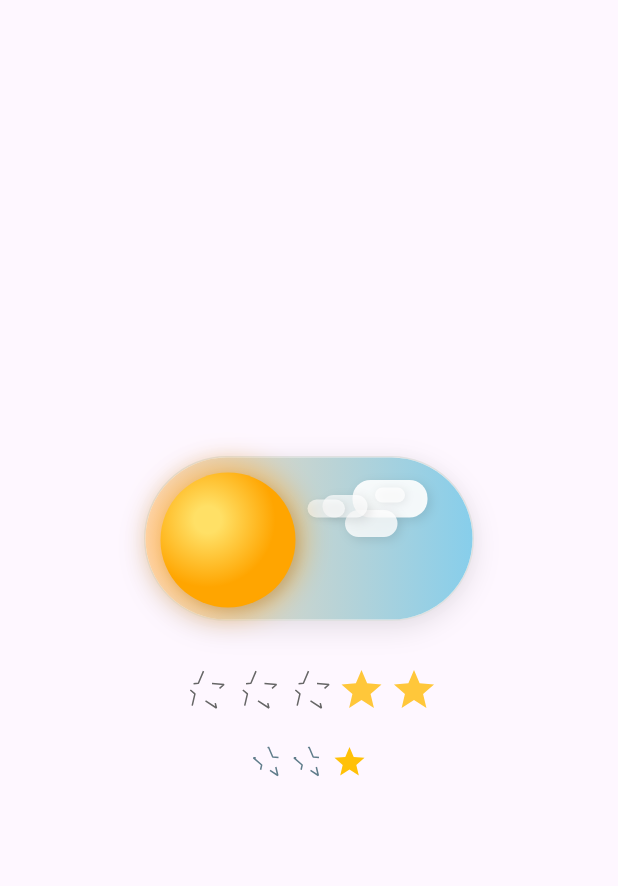
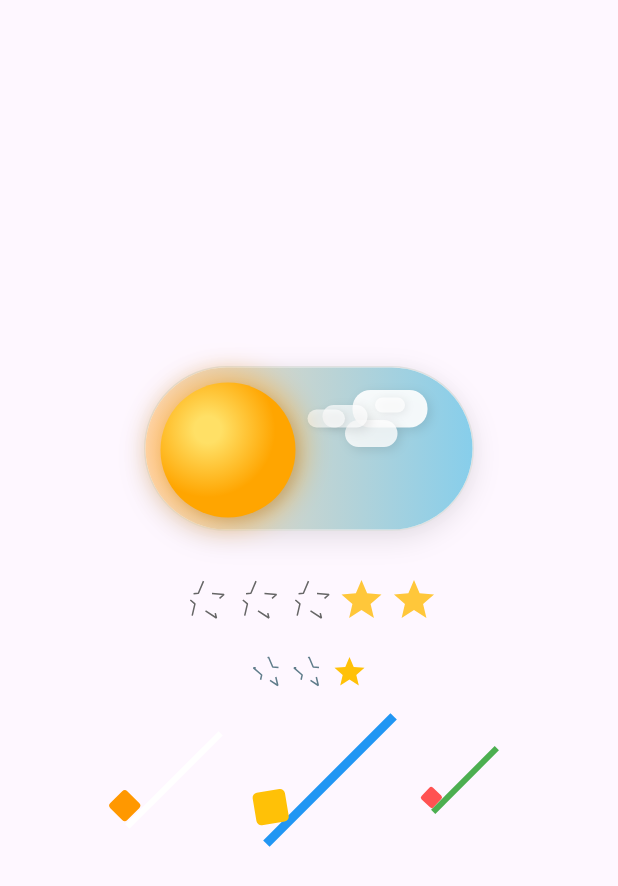
Before and after one commit to HESHAMKAMAll/custom_switch, a Flutter app: the screen it shows after launch, on a phone screen of 412 x 824 dp. Shown: the top 886 px of the screen. Run offline on Flutter 3.47's test engine with Material 3 defaults, Android fonts, the phone set to English and light mode, and no system bars.

Commit message:
Rolling Loader Added

````diff
--- /dev/null
+++ b/lib/custom_loader.dart
@@ -0,0 +1,202 @@
+import 'package:flutter/material.dart';
+import 'dart:math' as math;
+
+/// A custom rolling loader animation ported from CSS to Flutter.
+///
+/// This widget displays an animated orange square that rolls along a diagonal line,
+/// recreating the exact animation from the original CSS.
+///
+/// Example usage:
+/// ```dart
+/// RollingLoader(
+///   size: 88.0,
+///   lineColor: Colors.white,
+///   squareColor: Colors.orange,
+/// )
+/// ```
+class RollingLoader extends StatefulWidget {
+  /// The overall size of the loader in logical pixels.
+  final double size;
+
+  /// The color of the diagonal line.
+  final Color lineColor;
+
+  /// The color of the rolling square.
+  final Color squareColor;
+
+  /// The width of the diagonal line.
+  final double lineWidth;
+
+  /// The duration of one complete animation cycle.
+  final Duration duration;
+
+  /// Creates a rolling loader animation.
+  ///
+  /// [size] defaults to 88.0 (equivalent to 5.5em at 16px).
+  /// [lineColor] defaults to white.
+  /// [squareColor] defaults to orange.
+  /// [lineWidth] defaults to 4.0.
+  /// [duration] defaults to 2500 milliseconds.
+  const RollingLoader({
+    Key? key,
+    this.size = 88.0,
+    this.lineColor = Colors.white,
+    this.squareColor = Colors.orange,
+    this.lineWidth = 4.0,
+    this.duration = const Duration(milliseconds: 2500),
+  }) : super(key: key);
+
+  @override
+  _RollingLoaderState createState() => _RollingLoaderState();
+}
+
+class _RollingLoaderState extends State<RollingLoader> with SingleTickerProviderStateMixin {
+  late AnimationController _controller;
+
+  // Create cubic bezier curve to match the CSS cubic-bezier(.79, 0, .47, .97)
+  late final Curve _customCurve = Cubic(0.79, 0.0, 0.47, 0.97);
+
+  @override
+  void initState() {
+    super.initState();
+    _controller = AnimationController(
+      duration: widget.duration,
+      vsync: this,
+    );
+    _controller.repeat();
+  }
+
+  @override
+  void didUpdateWidget(RollingLoader oldWidget) {
+    super.didUpdateWidget(oldWidget);
+    if (oldWidget.duration != widget.duration) {
+      _controller.duration = widget.duration;
+    }
+  }
+
+  @override
+  void dispose() {
+    _controller.dispose();
+    super.dispose();
+  }
+
+  @override
+  Widget build(BuildContext context) {
+    // Calculate the square size as a proportion of the overall size
+    final double squareSize = widget.size / 5.5;
+
+    return RepaintBoundary(
+      child: SizedBox(
+        width: widget.size,
+        height: widget.size,
+        child: Stack(
+          clipBehavior: Clip.none, // Allow square to move outside the boundaries
+          children: [
+            // The diagonal line (equivalent to :before)
+            Positioned.fill(
+              child: Center(
+                child: Transform.rotate(
+                  angle: 45 * math.pi / 180, // 45 degrees in radians
+                  child: Container(
+                    height: widget.size,
+                    width: widget.lineWidth,
+                    color: widget.lineColor,
+                  ),
+                ),
+              ),
+            ),
+            // The orange square (equivalent to :after)
+            AnimatedBuilder(
+              animation: _controller,
+              builder: (context, child) {
+                final curvedValue = _customCurve.transform(_controller.value);
+                final transform = _getRollingTransform(curvedValue, widget.size, squareSize);
+
+                return Positioned(
+                  left: 0.036 * widget.size, // 0.2em equivalent
+                  bottom: 0.033 * widget.size, // 0.18em equivalent
+                  child: Transform(
+                    alignment: Alignment.center,
+                    transform: transform,
+                    child: child,
+                  ),
+                );
+              },
+              child: Container(
+                width: squareSize,
+                height: squareSize,
+                decoration: BoxDecoration(
+                  color: widget.squareColor,
+                  borderRadius: BorderRadius.circular(squareSize * 0.15), // 15% border radius
+                ),
+              ),
+            ),
+          ],
+        ),
+      ),
+    );
+  }
+
+  /// Helper method to replicate the CSS animation keyframes
+  Matrix4 _getRollingTransform(double animationValue, double totalSize, double squareSize) {
+    // Keyframes based on the original CSS animation - using non-const map with int keys
+    final keyframes = {
+      0: {'x': 0.0, 'y': -1.0, 'rotate': -45.0},
+      5: {'x': 0.0, 'y': -1.0, 'rotate': -50.0},
+      20: {'x': 1.0, 'y': -2.0, 'rotate': 47.0},
+      25: {'x': 1.0, 'y': -2.0, 'rotate': 45.0},
+      30: {'x': 1.0, 'y': -2.0, 'rotate': 40.0},
+      45: {'x': 2.0, 'y': -3.0, 'rotate': 137.0},
+      50: {'x': 2.0, 'y': -3.0, 'rotate': 135.0},
+      55: {'x': 2.0, 'y': -3.0, 'rotate': 130.0},
+      70: {'x': 3.0, 'y': -4.0, 'rotate': 217.0},
+      75: {'x': 3.0, 'y': -4.0, 'rotate': 220.0},
+      100: {'x': 0.0, 'y': -1.0, 'rotate': -225.0},
+    };
+
+    // Convert the animation value to a percentage (0-100)
+    final percentValue = (animationValue * 100).toInt();
+
+    // Find the keyframes to interpolate between
+    int startKey = 0;
+    int endKey = 100;
+
+    final keys = keyframes.keys.toList()..sort();
+    for (int i = 0; i < keys.length - 1; i++) {
+      if (percentValue >= keys[i] && percentValue <= keys[i + 1]) {
+        startKey = keys[i];
+        endKey = keys[i + 1];
+        break;
+      }
+    }
+
+    // Calculate the interpolation factor
+    final factor = percentValue == startKey ? 0.0 : (percentValue - startKey) / (endKey - startKey).toDouble();
+
+    // Get the start and end values
+    final startValues = keyframes[startKey]!;
+    final endValues = keyframes[endKey]!;
+
+    // Base unit for scaling - making it proportional to the widget size
+    final baseUnit = totalSize / 5.5;
+
+    // Interpolate the values
+    final translateX = _lerp(startValues['x']! * baseUnit, endValues['x']! * baseUnit, factor);
+    final translateY = _lerp(startValues['y']! * baseUnit, endValues['y']! * baseUnit, factor);
+    final rotate = _lerp(startValues['rotate']!, endValues['rotate']!, factor);
+
+    // Create the transformation matrix with proper order of operations
+    final Matrix4 transform = Matrix4.identity();
+
+    // Apply transformations in correct order (as per CSS)
+    transform.translate(translateX, translateY);
+    transform.rotateZ(rotate * math.pi / 180);
+
+    return transform;
+  }
+
+  // Linear interpolation helper
+  double _lerp(double start, double end, double t) {
+    return start + (end - start) * t;
+  }
+}
--- a/lib/main.dart
+++ b/lib/main.dart
@@ -1,5 +1,10 @@
 import 'package:flutter/material.dart';
 
+import 'custom_loader.dart';
+
+
+/// Example of how to use the RollingLoader in an app
+import 'package:flutter/material.dart';
 import 'custom_star_rating.dart';
 import 'custom_switch.dart';
 
@@ -59,6 +64,30 @@ class _MyAppState extends State<MyApp> {
                 ),
                 const SizedBox(height: 20),
                 const StarRating(starCount: 3, size: 24.0, initialRating: 1, isEnabled: false, strokeColor: Colors.blueGrey, fillColor: Colors.amber),
+                Row(
+                  mainAxisAlignment: MainAxisAlignment.center,
+                  children: [
+                    // Default loader
+                    const RollingLoader(),
+                    const SizedBox(height: 60),
+                    // Custom styled loader
+                    const RollingLoader(
+                      size: 120.0,
+                      lineColor: Colors.blue,
+                      squareColor: Colors.amber,
+                      lineWidth: 6.0,
+                      duration: Duration(milliseconds: 2000),
+                    ),
+                    const SizedBox(height: 60),
+                    // Smaller, faster loader
+                    const RollingLoader(
+                      size: 60.0,
+                      lineColor: Colors.green,
+                      squareColor: Colors.redAccent,
+                      duration: Duration(milliseconds: 1500),
+                    ),
+                  ],
+                ),
               ],
             ),
           ),
````
Also changed, not shown: lib/custom_star_rating.dart (+72 -0 lines), 1 other file.
